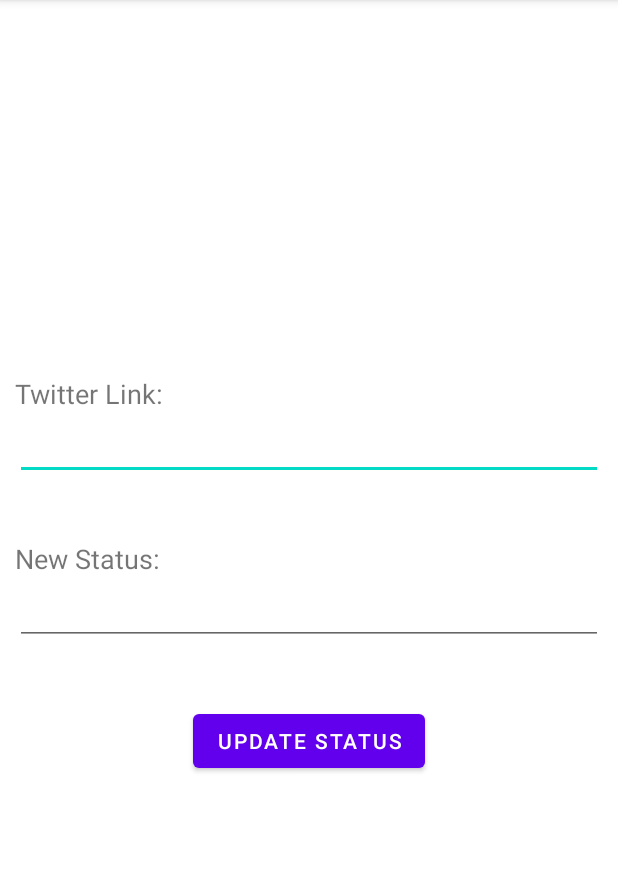
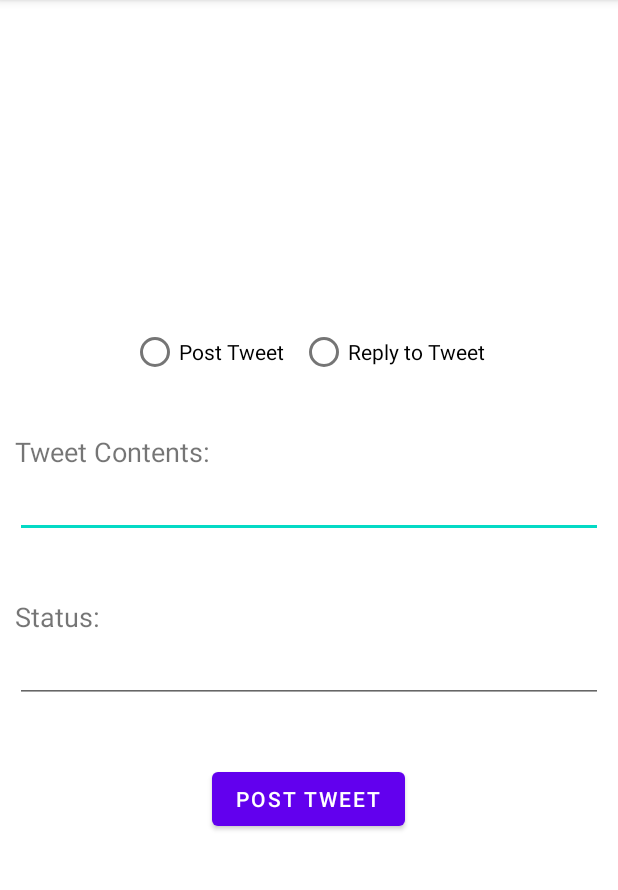
Before and after one commit to AlexBrandt46/twitter-status-updater, an Android app: the screen it shows after launch (MainActivity), on a phone screen of 412 x 824 dp, the part 84-974 px from its top. Run offline under Robolectric (Android 15) with nearby library versions, the phone set to English and light mode, and no system bars.

Commit message:
Updated UI to handle cases for replying and posting

```diff
--- a/app/src/main/java/com/example/twitterstatusupdater/MainActivity.java
+++ b/app/src/main/java/com/example/twitterstatusupdater/MainActivity.java
@@ -3,12 +3,46 @@ package com.example.twitterstatusupdater;
 import androidx.appcompat.app.AppCompatActivity;
 
 import android.os.Bundle;
+import android.view.View;
+import android.widget.Button;
+import android.widget.EditText;
+import android.widget.RadioGroup;
+import android.widget.TextView;
+
+import org.w3c.dom.Text;
 
 public class MainActivity extends AppCompatActivity {
+
+    private int current = R.id.post; // The current selected option for the type of tweet to send
 
     @Override
     protected void onCreate(Bundle savedInstanceState) {
         super.onCreate(savedInstanceState);
         setContentView(R.layout.activity_main);
+
+        Button updateBtn = (Button) findViewById(R.id.btn_update);
+        RadioGroup radioGroup = (RadioGroup) findViewById(R.id.tweetGroup);
+
+        updateBtn.setOnClickListener(v -> {
+            String contents = ((EditText) findViewById(R.id.txt_contents)).getText().toString();
+            String source = ((EditText) findViewById(R.id.txt_source)).getText().toString();
+        });
+
+        radioGroup.setOnCheckedChangeListener(new RadioGroup.OnCheckedChangeListener() {
+            @Override
+            public void onCheckedChanged(RadioGroup group, int checkedId) {
+                current = checkedId;
+                switch (checkedId) {
+                    case R.id.post:
+                        ((TextView) findViewById(R.id.lbl_contents)).setText(R.string.tweet_contents);
+                        updateBtn.setText(R.string.post_tweet);
+                        break;
+                    case R.id.reply:
+                        ((TextView) findViewById(R.id.reply)).setText(R.string.original_link);
+                        updateBtn.setText(R.string.reply_to_tweet);
+                        break;
+                }
+            }
+        });
     }
 }
--- a/app/src/main/res/layout/activity_main.xml
+++ b/app/src/main/res/layout/activity_main.xml
@@ -8,15 +8,38 @@
     android:orientation="vertical"
     android:gravity="center_vertical">
 
+    <RadioGroup
+        android:id="@+id/tweetGroup"
+        android:layout_width="match_parent"
+        android:layout_height="wrap_content"
+        android:orientation="horizontal"
+        android:gravity="center"
+        android:layout_marginBottom="30dp">
+
+        <RadioButton
+            android:id="@+id/post"
+            android:layout_width="wrap_content"
+            android:layout_height="wrap_content"
+            android:text="@string/post_tweet"
+            android:layout_marginEnd="10dp"/>
+
+        <RadioButton
+            android:id="@+id/reply"
+            android:layout_width="wrap_content"
+            android:layout_height="wrap_content"
+            android:text="@string/reply_to_tweet" />
+    </RadioGroup>
+
     <TextView
+        android:id="@+id/lbl_contents"
         android:layout_width="wrap_content"
         android:layout_height="wrap_content"
-        android:layout_marginLeft="10dp"
-        android:text="Twitter Link:"
-        android:textSize="18dp" />
+        android:layout_marginStart="10dp"
+        android:text="@string/tweet_contents"
+        android:textSize="18sp" />
 
     <EditText
-        android:id="@+id/txt_link"
+        android:id="@+id/txt_contents"
         android:layout_width="match_parent"
         android:layout_height="wrap_content"
         android:layout_marginLeft="10dp"
@@ -26,12 +49,12 @@
     <TextView
         android:layout_width="wrap_content"
         android:layout_height="wrap_content"
-        android:layout_marginLeft="10dp"
-        android:text="New Status:"
-        android:textSize="18dp" />
+        android:layout_marginStart="10dp"
+        android:text="@string/status"
+        android:textSize="18sp" />
 
     <EditText
-        android:id="@+id/txt_status"
+        android:id="@+id/txt_source"
         android:layout_width="match_parent"
         android:layout_height="wrap_content"
         android:layout_marginLeft="10dp"
@@ -42,6 +65,8 @@
         android:id="@+id/btn_update"
         android:layout_width="wrap_content"
         android:layout_height="wrap_content"
-        android:text="Update Status"
-        android:layout_gravity="center"></Button>
+        android:text="@string/post_tweet"
+        android:layout_gravity="center"/>
+
+
 </LinearLayout>
--- a/app/src/main/res/values/strings.xml
+++ b/app/src/main/res/values/strings.xml
@@ -1,3 +1,9 @@
 <resources>
     <string name="app_name">Twitter Status Updater</string>
+    <string name="reply_to_tweet">Reply to Tweet</string>
+    <string name="post_tweet">Post Tweet</string>
+    <string name="tweet_contents">Tweet Contents:</string>
+    <string name="status">Status:</string>
+    <string name="update_status">Update Status</string>
+    <string name="original_link">Link to Parent Tweet:</string>
 </resources>
```
Also changed, not shown: app/build.gradle (+7 -1 lines), 1 other file.
